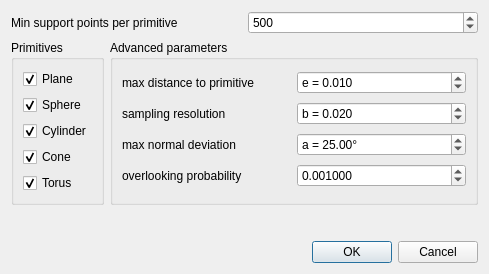
Above: plugins/core/Standard/qRANSAC_SD/ui/ransacSDDlg.ui from CloudCompare/CloudCompare before the change. Below: the same form after it.
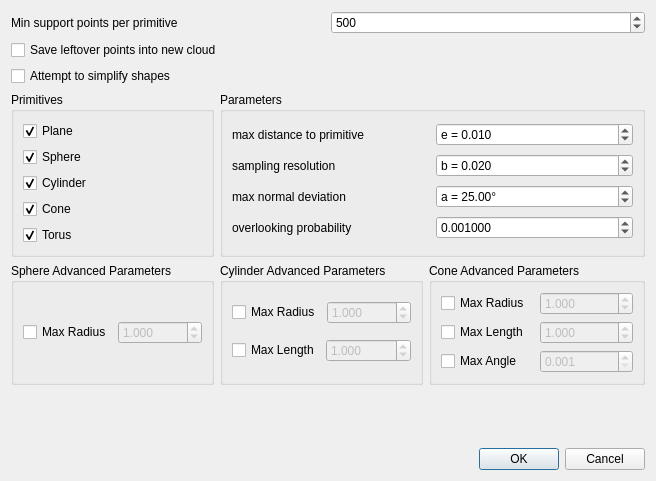
That is the form after the change. Icons and pictures are not drawn.

Commit message: First cut at making some improvements. Now you can select certain maximum values for some primitve types with the GUI. Still needs Torus control and command line support.

```diff
--- a/plugins/core/Standard/qRANSAC_SD/ui/ransacSDDlg.ui
+++ b/plugins/core/Standard/qRANSAC_SD/ui/ransacSDDlg.ui
@@ -6,8 +6,8 @@
    <rect>
     <x>0</x>
     <y>0</y>
-    <width>489</width>
-    <height>274</height>
+    <width>656</width>
+    <height>481</height>
    </rect>
   </property>
   <property name="windowTitle">
@@ -18,7 +18,7 @@
     <normaloff>:/CC/plugin/qRANSAC_SD/images/qRANSAC_SD.png</normaloff>:/CC/plugin/images/qRANSAC_SD/qRANSAC_SD.png</iconset>
   </property>
   <layout class="QGridLayout" name="gridLayout">
-   <item row="1" column="0">
+   <item row="3" column="0">
     <widget class="QGroupBox" name="groupBox_2">
      <property name="title">
       <string>Primitives</string>
@@ -77,10 +77,298 @@
      </layout>
     </widget>
    </item>
-   <item row="1" column="1">
+   <item row="0" column="0" colspan="3">
+    <layout class="QHBoxLayout" name="horizontalLayout_3">
+     <item>
+      <widget class="QLabel" name="label">
+       <property name="text">
+        <string>Min support points per primitive</string>
+       </property>
+      </widget>
+     </item>
+     <item>
+      <widget class="QSpinBox" name="supportPointsSpinBox">
+       <property name="toolTip">
+        <string>This is the minimal number of points required for a primitive</string>
+       </property>
+       <property name="statusTip">
+        <string>This is the minimal number of points required for a primitive</string>
+       </property>
+       <property name="whatsThis">
+        <string>This is the minimal number of points required for a primitive</string>
+       </property>
+       <property name="minimum">
+        <number>10</number>
+       </property>
+       <property name="maximum">
+        <number>1000000000</number>
+       </property>
+       <property name="singleStep">
+        <number>100</number>
+       </property>
+       <property name="value">
+        <number>500</number>
+       </property>
+      </widget>
+     </item>
+    </layout>
+   </item>
+   <item row="2" column="0" colspan="3">
+    <widget class="QCheckBox" name="simplifyShapescheckBox">
+     <property name="toolTip">
+      <string>Will attempt to convert Spheres, Cones, Cylinders and Torus into a simpler shape (for example Cones may be simplified into a Cylinder, Plane, or Sphere)</string>
+     </property>
+     <property name="text">
+      <string>Attempt to simplify shapes</string>
+     </property>
+    </widget>
+   </item>
+   <item row="1" column="0" colspan="3">
+    <widget class="QCheckBox" name="saveLeftOverscheckBox">
+     <property name="text">
+      <string>Save leftover points into new cloud</string>
+     </property>
+    </widget>
+   </item>
+   <item row="14" column="2">
+    <widget class="QDialogButtonBox" name="buttonBox">
+     <property name="orientation">
+      <enum>Qt::Horizontal</enum>
+     </property>
+     <property name="standardButtons">
+      <set>QDialogButtonBox::Cancel|QDialogButtonBox::Ok</set>
+     </property>
+    </widget>
+   </item>
+   <item row="8" column="0" colspan="3">
+    <layout class="QVBoxLayout" name="verticalLayout_3"/>
+   </item>
+   <item row="12" column="2">
+    <spacer name="verticalSpacer">
+     <property name="orientation">
+      <enum>Qt::Vertical</enum>
+     </property>
+     <property name="sizeHint" stdset="0">
+      <size>
+       <width>20</width>
+       <height>40</height>
+      </size>
+     </property>
+    </spacer>
+   </item>
+   <item row="9" column="0">
+    <widget class="QGroupBox" name="groupBox_3">
+     <property name="enabled">
+      <bool>true</bool>
+     </property>
+     <property name="minimumSize">
+      <size>
+       <width>0</width>
+       <height>48</height>
+      </size>
+     </property>
+     <property name="title">
+      <string>Sphere Advanced Parameters</string>
+     </property>
+     <layout class="QHBoxLayout" name="horizontalLayout_6">
+      <item>
+       <widget class="QCheckBox" name="maxSphereRadiuscheckBox">
+        <property name="text">
+         <string>Max Radius</string>
+        </property>
+       </widget>
+      </item>
+      <item>
+       <widget class="QDoubleSpinBox" name="maxSphereRadiusdoubleSpinBox">
+        <property name="enabled">
+         <bool>false</bool>
+        </property>
+        <property name="decimals">
+         <number>3</number>
+        </property>
+        <property name="minimum">
+         <double>0.001000000000000</double>
+        </property>
+        <property name="maximum">
+         <double>10000.000000000000000</double>
+        </property>
+        <property name="value">
+         <double>1.000000000000000</double>
+        </property>
+       </widget>
+      </item>
+     </layout>
+    </widget>
+   </item>
+   <item row="9" column="2">
+    <widget class="QGroupBox" name="groupBox_5">
+     <property name="title">
+      <string>Cone Advanced Parameters</string>
+     </property>
+     <layout class="QVBoxLayout" name="verticalLayout_5">
+      <item>
+       <layout class="QHBoxLayout" name="horizontalLayout_8">
+        <item>
+         <widget class="QCheckBox" name="maxConeRadiuscheckBox">
+          <property name="text">
+           <string>Max Radius</string>
+          </property>
+         </widget>
+        </item>
+        <item>
+         <widget class="QDoubleSpinBox" name="maxConeRadiusdoubleSpinBox">
+          <property name="enabled">
+           <bool>false</bool>
+          </property>
+          <property name="decimals">
+           <number>3</number>
+          </property>
+          <property name="minimum">
+           <double>0.001000000000000</double>
+          </property>
+          <property name="maximum">
+           <double>10000.000000000000000</double>
+          </property>
+          <property name="value">
+           <double>1.000000000000000</double>
+          </property>
+         </widget>
+        </item>
+       </layout>
+      </item>
+      <item>
+       <layout class="QHBoxLayout" name="horizontalLayout_10">
+        <item>
+         <widget class="QCheckBox" name="maxConeLengthcheckBox">
+          <property name="text">
+           <string>Max Length</string>
+          </property>
+         </widget>
+        </item>
+        <item>
+         <widget class="QDoubleSpinBox" name="maxConeLengthdoubleSpinBox">
+          <property name="enabled">
+           <bool>false</bool>
+          </property>
+          <property name="decimals">
+           <number>3</number>
+          </property>
+          <property name="minimum">
+           <double>0.001000000000000</double>
+          </property>
+          <property name="maximum">
+           <double>10000.000000000000000</double>
+          </property>
+          <property name="value">
+           <double>1.000000000000000</double>
+          </property>
+         </widget>
+        </item>
+       </layout>
+      </item>
+      <item>
+       <layout class="QHBoxLayout" name="horizontalLayout_11">
+        <item>
+         <widget class="QCheckBox" name="maxConeAnglecheckBox">
+          <property name="text">
+           <string>Max Angle</string>
+          </property>
+         </widget>
+        </item>
+        <item>
+         <widget class="QDoubleSpinBox" name="maxConeAngledoubleSpinBox">
+          <property name="enabled">
+           <bool>false</bool>
+          </property>
+          <property name="decimals">
+           <number>3</number>
+          </property>
+          <property name="minimum">
+           <double>0.001000000000000</double>
+          </property>
+          <property name="maximum">
+           <double>90.000000000000000</double>
+          </property>
+         </widget>
+        </item>
+       </layout>
+      </item>
+     </layout>
+    </widget>
+   </item>
+   <item row="9" column="1">
+    <widget class="QGroupBox" name="groupBox_4">
+     <property name="title">
+      <string>Cylinder Advanced Parameters</string>
+     </property>
+     <layout class="QVBoxLayout" name="verticalLayout_4">
+      <item>
+       <layout class="QHBoxLayout" name="horizontalLayout_7">
+        <item>
+         <widget class="QCheckBox" name="maxCylinderRadiuscheckBox">
+          <property name="text">
+           <string>Max Radius</string>
+          </property>
+         </widget>
+        </item>
+        <item>
+         <widget class="QDoubleSpinBox" name="maxCylinderRadiusdoubleSpinBox">
+          <property name="enabled">
+           <bool>false</bool>
+          </property>
+          <property name="decimals">
+           <number>3</number>
+          </property>
+          <property name="minimum">
+           <double>0.001000000000000</double>
+          </property>
+          <property name="maximum">
+           <double>10000.000000000000000</double>
+          </property>
+          <property name="value">
+           <double>1.000000000000000</double>
+          </property>
+         </widget>
+        </item>
+       </layout>
+      </item>
+      <item>
+       <layout class="QHBoxLayout" name="horizontalLayout_9">
+        <item>
+         <widget class="QCheckBox" name="maxCylinderLengthcheckBox">
+          <property name="text">
+           <string>Max Length</string>
+          </property>
+         </widget>
+        </item>
+        <item>
+         <widget class="QDoubleSpinBox" name="maxCylinderLengthdoubleSpinBox">
+          <property name="enabled">
+           <bool>false</bool>
+          </property>
+          <property name="decimals">
+           <number>3</number>
+          </property>
+          <property name="minimum">
+           <double>0.001000000000000</double>
+          </property>
+          <property name="maximum">
+           <double>10000.000000000000000</double>
+          </property>
+          <property name="value">
+           <double>1.000000000000000</double>
+          </property>
+         </widget>
+        </item>
+       </layout>
+      </item>
+     </layout>
+    </widget>
+   </item>
+   <item row="3" column="1" colspan="2">
     <widget class="QGroupBox" name="groupBox">
      <property name="title">
-      <string>Advanced parameters</string>
+      <string>Parameters</string>
      </property>
      <layout class="QVBoxLayout" name="verticalLayout">
       <item>
@@ -215,65 +503,6 @@
      </layout>
     </widget>
    </item>
-   <item row="0" column="0" colspan="2">
-    <layout class="QHBoxLayout" name="horizontalLayout_3">
-     <item>
-      <widget class="QLabel" name="label">
-       <property name="text">
-        <string>Min support points per primitive</string>
-       </property>
-      </widget>
-     </item>
-     <item>
-      <widget class="QSpinBox" name="supportPointsSpinBox">
-       <property name="toolTip">
-        <string>This is the minimal number of points required for a primitive</string>
-       </property>
-       <property name="statusTip">
-        <string>This is the minimal number of points required for a primitive</string>
-       </property>
-       <property name="whatsThis">
-        <string>This is the minimal number of points required for a primitive</string>
-       </property>
-       <property name="minimum">
-        <number>10</number>
-       </property>
-       <property name="maximum">
-        <number>1000000000</number>
-       </property>
-       <property name="singleStep">
-        <number>100</number>
-       </property>
-       <property name="value">
-        <number>500</number>
-       </property>
-      </widget>
-     </item>
-    </layout>
-   </item>
-   <item row="3" column="1">
-    <widget class="QDialogButtonBox" name="buttonBox">
-     <property name="orientation">
-      <enum>Qt::Horizontal</enum>
-     </property>
-     <property name="standardButtons">
-      <set>QDialogButtonBox::Cancel|QDialogButtonBox::Ok</set>
-     </property>
-    </widget>
-   </item>
-   <item row="2" column="1">
-    <spacer name="verticalSpacer">
-     <property name="orientation">
-      <enum>Qt::Vertical</enum>
-     </property>
-     <property name="sizeHint" stdset="0">
-      <size>
-       <width>20</width>
-       <height>40</height>
-      </size>
-     </property>
-    </spacer>
-   </item>
   </layout>
  </widget>
  <resources>
```
Left out of the diff: 148 changed lines with no effect on the pictures. The commit also changes 23 other files.
